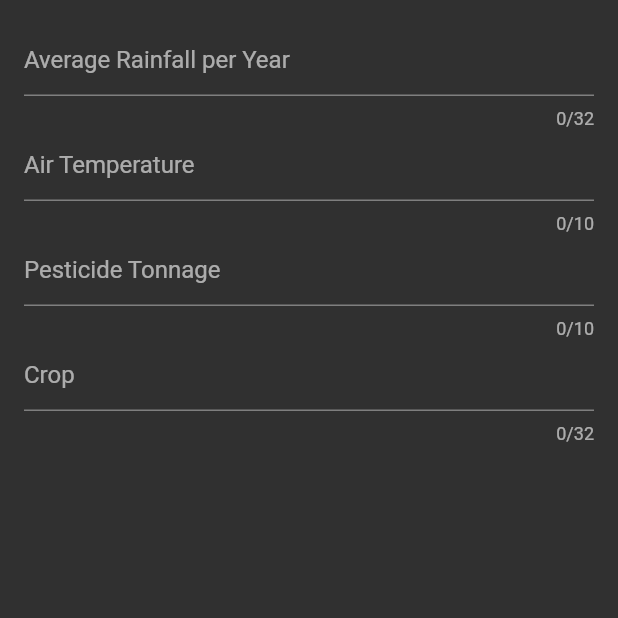
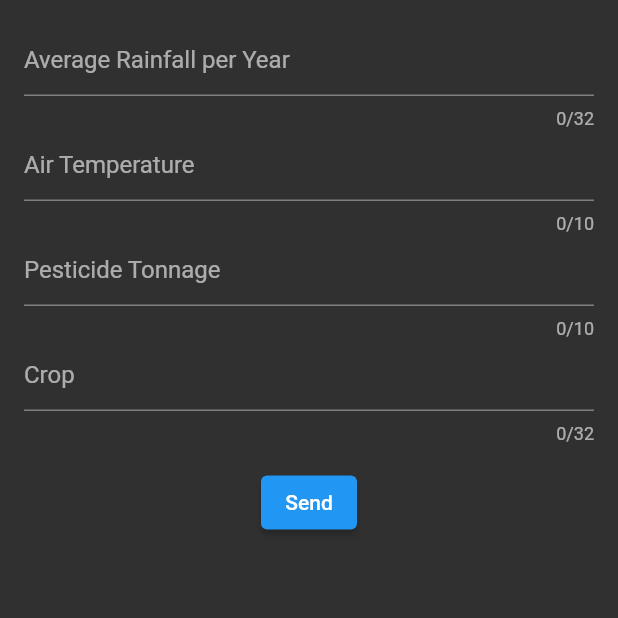
Before and after one commit to helewrer3/agro_app, a Flutter app: the ScreenModel screen opened directly, on a phone screen of 412 x 824 dp, the top half of it. Run offline on Flutter 3.47's test engine with Material 2 defaults, Android fonts, the light colour scheme and no system bars; our stand-ins replace custom_navigation_bar, flutter_secure_storage, geolocator, image_picker, weather; missing offline and left inert: flutter_appauth, tflite; accounts and stored records are empty.

Commit message:
gulaam ka code

```diff
--- a/lib/screens/yield_screen.dart
+++ b/lib/screens/yield_screen.dart
@@ -95,10 +95,10 @@ class _ScreenModelState extends State<ScreenModel> {
           },
         ),
         SizedBox(height: 15.0),
-        // ElevatedButton(
-        //   onPressed: _sendToServer(rainfall, pesticide, temperature, item),
-        //   child: new Text('Send'),
-        // )
+        ElevatedButton(
+          onPressed: () {_sendToServer(rainfall, pesticide, temperature, item);},
+          child: new Text('Send'),
+        )
       ],
     );
   }
@@ -112,8 +112,7 @@ class _ScreenModelState extends State<ScreenModel> {
     final response = await http.get(url);
     print(response.body);
 
-    PredictionData predictionData =
-        PredictionData.fromJSON(jsonDecode(response.body));
+    PredictionData predictionData = PredictionData.fromJSON(jsonDecode(response.body));
 
     double cropYield = predictionData.data;
     print(cropYield);
```
